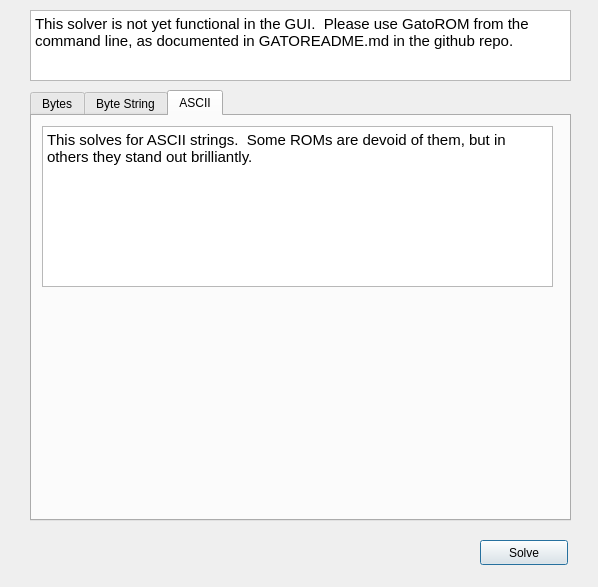
Qt form romsolverdialog.ui (travisgoodspeed/maskromtool) before a commit.
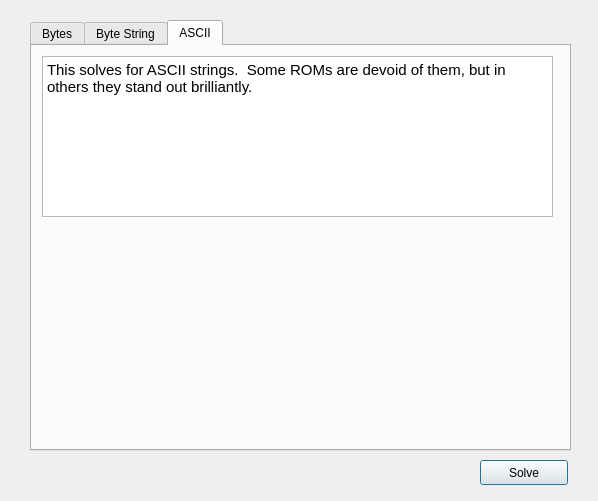
The same form after that commit. The open tabs and pages were chosen to show the change.

Commit message: Removing warning message from solver. #65

What changed in the file:
```diff
--- a/romsolverdialog.ui
+++ b/romsolverdialog.ui
@@ -7,7 +7,7 @@
     <x>0</x>
     <y>0</y>
     <width>598</width>
-    <height>587</height>
+    <height>501</height>
    </rect>
   </property>
   <property name="windowTitle">
@@ -17,7 +17,7 @@
    <property name="geometry">
     <rect>
      <x>30</x>
-     <y>90</y>
+     <y>20</y>
      <width>541</width>
      <height>431</height>
     </rect>
@@ -151,31 +151,11 @@
     </widget>
    </widget>
   </widget>
-  <widget class="QTextBrowser" name="textBrowser">
-   <property name="geometry">
-    <rect>
-     <x>30</x>
-     <y>10</y>
-     <width>541</width>
-     <height>71</height>
-    </rect>
-   </property>
-   <property name="html">
-    <string>&lt;!DOCTYPE HTML PUBLIC &quot;-//W3C//DTD HTML 4.0//EN&quot; &quot;http://www.w3.org/TR/REC-html40/strict.dtd&quot;&gt;
-&lt;html&gt;&lt;head&gt;&lt;meta name=&quot;qrichtext&quot; content=&quot;1&quot; /&gt;&lt;meta charset=&quot;utf-8&quot; /&gt;&lt;style type=&quot;text/css&quot;&gt;
-p, li { white-space: pre-wrap; }
-hr { height: 1px; border-width: 0; }
-li.unchecked::marker { content: &quot;\2610&quot;; }
-li.checked::marker { content: &quot;\2612&quot;; }
-&lt;/style&gt;&lt;/head&gt;&lt;body style=&quot; font-family:'Ubuntu'; font-size:11pt; font-weight:400; font-style:normal;&quot;&gt;
-&lt;p style=&quot; margin-top:0px; margin-bottom:0px; margin-left:0px; margin-right:0px; -qt-block-indent:0; text-indent:0px;&quot;&gt;This solver is not yet functional in the GUI.  Please use GatoROM from the command line, as documented in GATOREADME.md in the github repo.&lt;/p&gt;&lt;/body&gt;&lt;/html&gt;</string>
-   </property>
-  </widget>
   <widget class="QPushButton" name="butSolve">
    <property name="geometry">
     <rect>
      <x>480</x>
-     <y>540</y>
+     <y>460</y>
      <width>88</width>
      <height>25</height>
     </rect>
```
Left out of the diff: 2 changed lines with no effect on the pictures.
